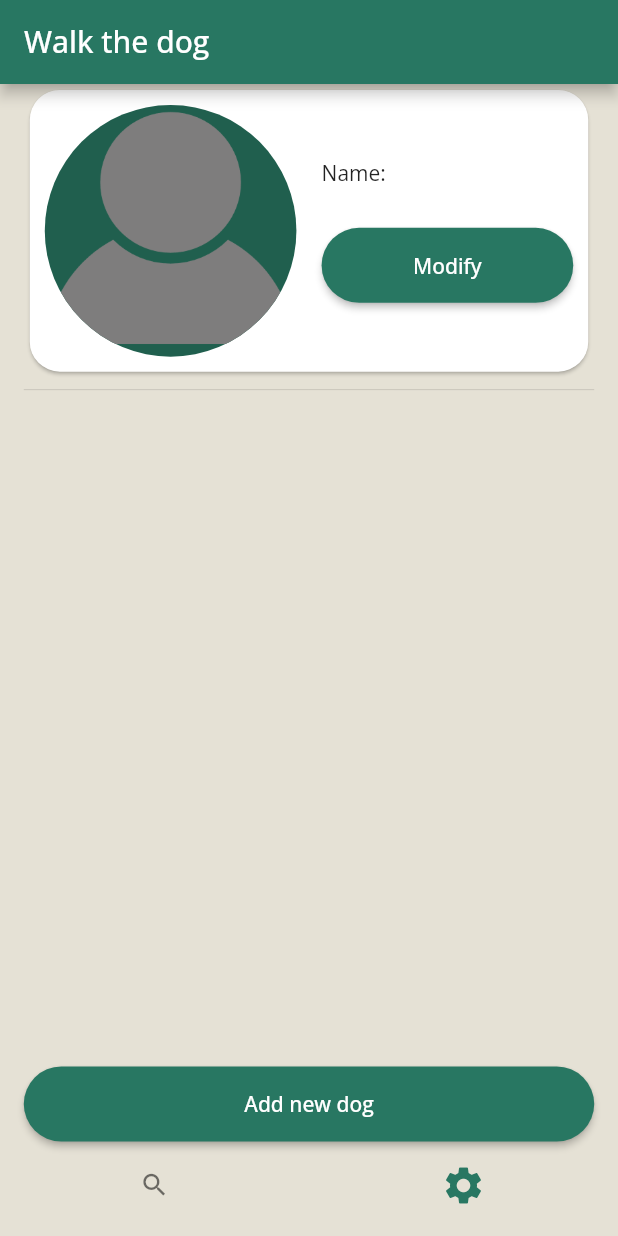
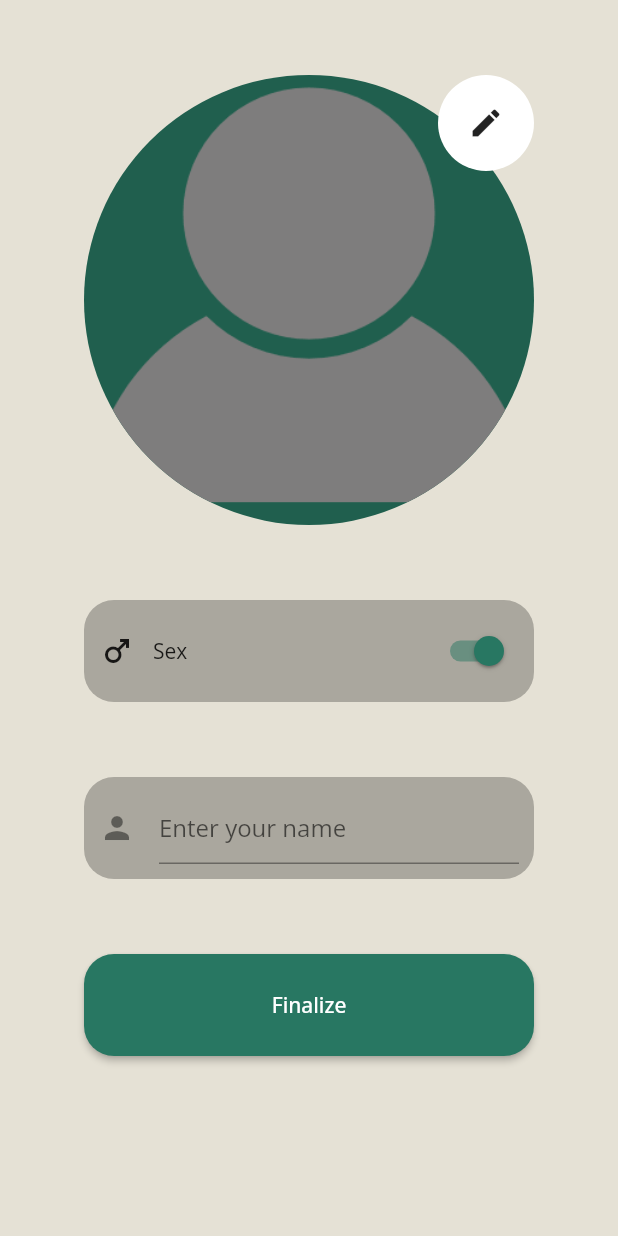
Before and after one commit to Buba98/dima_project, a Flutter app: the screen it shows once a user with an empty profile is signed in, item 2 of the bottom bar chosen, after a tap on "Modify", on a phone screen of 412 x 824 dp. Run offline on Flutter 3.47's test engine with Material 2 defaults, Android fonts, the phone set to English and light mode, and no system bars; our stand-ins replace cloud_firestore, firebase_auth, firebase_core, firebase_storage, flutter_bloc, image_picker; accounts and stored records are empty.

Commit message:
User input update

```diff
--- a/lib/authentication/authentication_screen.dart
+++ b/lib/authentication/authentication_screen.dart
@@ -1,5 +1,5 @@
 import 'package:dima_project/authentication/sign_up/sign_up_screen.dart';
-import 'package:dima_project/custom_widgets/button.dart';
+import 'package:dima_project/input/button.dart';
 import 'package:flutter/material.dart';
 
 import 'sign_in/sign_in_screen.dart';
--- a/lib/authentication/sign_in/sign_in_screen.dart
+++ b/lib/authentication/sign_in/sign_in_screen.dart
@@ -1,9 +1,9 @@
 import 'package:dima_project/authentication/sign_in/sign_in_bloc.dart';
-import 'package:dima_project/custom_widgets/text_input.dart';
+import 'package:dima_project/input/text_input.dart';
 import 'package:flutter/material.dart';
 import 'package:flutter_bloc/flutter_bloc.dart';
 
-import '../../custom_widgets/button.dart';
+import '../../input/button.dart';
 
 class SignInScreen extends StatelessWidget {
   SignInScreen({super.key});
--- a/lib/authentication/sign_up/sign_up_screen.dart
+++ b/lib/authentication/sign_up/sign_up_screen.dart
@@ -1,9 +1,9 @@
 import 'package:dima_project/authentication/sign_up/sign_up_bloc.dart';
-import 'package:dima_project/custom_widgets/text_input.dart';
+import 'package:dima_project/input/text_input.dart';
 import 'package:flutter/material.dart';
 import 'package:flutter_bloc/flutter_bloc.dart';
 
-import '../../custom_widgets/button.dart';
+import '../../input/button.dart';
 
 class SignUpScreen extends StatelessWidget {
   SignUpScreen({super.key});
--- a/lib/home/home_screen.dart
+++ b/lib/home/home_screen.dart
@@ -1,4 +1,4 @@
-import 'package:dima_project/home/initialization/initialization_screen.dart';
+import 'package:dima_project/home/settings/modify_profile_screen.dart';
 import 'package:dima_project/home/search/search_screen.dart';
 import 'package:dima_project/home/settings/setting_screen.dart';
 import 'package:dima_project/loading/loading_screen.dart';
@@ -27,7 +27,7 @@ class _HomeScreenState extends State<HomeScreen> {
         Widget home = const LoadingScreen();
 
         if (state is NotInitializedState) {
-          home = InitializationScreen(
+          home = ModifyProfileScreen(
             internalUser: state.internalUser,
           );
         } else if (state is CompleteState) {
--- a/lib/home/settings/dog_card.dart
+++ b/lib/home/settings/dog_card.dart
@@ -1,6 +1,6 @@
 import 'package:flutter/material.dart';
 
-import '../../custom_widgets/button.dart';
+import '../../input/button.dart';
 
 class DogCard extends StatelessWidget {
   const DogCard({
--- /dev/null
+++ b/lib/home/settings/modify_dog_screen.dart
@@ -0,0 +1,23 @@
+import 'package:flutter/cupertino.dart';
+import 'package:flutter/material.dart';
+
+class ModifyDogScreen extends StatelessWidget {
+  const ModifyDogScreen({super.key});
+
+  @override
+  Widget build(BuildContext context) {
+    return Scaffold(
+      body: ListView(
+        children: [
+          // Spacer(),
+          // TextInput(textEditingController: null,),
+          // Spacer(),
+          // TextInput(textEditingController: textEditingController),
+          // Spacer(),
+          // Button(onPressed: onPressed, text: text),
+          // Spacer(),
+        ],
+      ),
+    );
+  }
+}
--- a/lib/home/initialization/initialization_screen.dart
+++ b/lib/home/settings/modify_profile_screen.dart
@@ -1,16 +1,17 @@
 import 'dart:io';
 
-import 'package:dima_project/custom_widgets/button.dart';
-import 'package:dima_project/custom_widgets/text_input.dart';
 import 'package:dima_project/home/settings/profile_picture.dart';
+import 'package:dima_project/input/button.dart';
+import 'package:dima_project/input/switch_input.dart';
+import 'package:dima_project/input/text_input.dart';
 import 'package:dima_project/model/internal_user.dart';
 import 'package:dima_project/user/user_bloc.dart';
 import 'package:flutter/material.dart';
 import 'package:flutter_bloc/flutter_bloc.dart';
 import 'package:image_picker/image_picker.dart';
 
-class InitializationScreen extends StatefulWidget {
-  const InitializationScreen({
+class ModifyProfileScreen extends StatefulWidget {
+  const ModifyProfileScreen({
     super.key,
     required this.internalUser,
   });
@@ -18,10 +19,10 @@ class InitializationScreen extends StatefulWidget {
   final InternalUser internalUser;
 
   @override
-  State<StatefulWidget> createState() => _InitializationScreenState();
+  State<StatefulWidget> createState() => _ModifyProfileScreenState();
 }
 
-class _InitializationScreenState extends State<InitializationScreen> {
+class _ModifyProfileScreenState extends State<ModifyProfileScreen> {
   final TextEditingController name = TextEditingController();
 
   bool nameError = false;
@@ -76,6 +77,10 @@ class _InitializationScreenState extends State<InitializationScreen> {
               const SizedBox(
                 height: 50,
               ),
+              const SwitchInput(text: 'Sex', leadingIcon: Icons.male),
+              const SizedBox(
+                height: 50,
+              ),
               TextInput(
                 hintText: 'Enter your name',
                 errorText: nameError ? 'Name is required' : null,
--- a/lib/home/settings/setting_screen.dart
+++ b/lib/home/settings/setting_screen.dart
@@ -1,4 +1,4 @@
-import 'package:dima_project/custom_widgets/button.dart';
+import 'package:dima_project/input/button.dart';
 import 'package:dima_project/home/settings/dog_card.dart';
 import 'package:dima_project/home/settings/user_card.dart';
 import 'package:dima_project/model/internal_user.dart';
@@ -21,8 +21,7 @@ class SettingScreen extends StatelessWidget {
         child: Column(
           children: [
             UserCard(
-              name: internalUser.name!,
-              userProfileUrl: internalUser.profilePicture,
+              internalUser: internalUser,
             ),
             const Divider(),
             Expanded(
--- a/lib/home/settings/user_card.dart
+++ b/lib/home/settings/user_card.dart
@@ -1,16 +1,16 @@
+import 'package:dima_project/home/settings/modify_profile_screen.dart';
 import 'package:dima_project/home/settings/profile_picture.dart';
+import 'package:dima_project/model/internal_user.dart';
 import 'package:flutter/material.dart';
 
-import '../../custom_widgets/button.dart';
+import '../../input/button.dart';
 
 class UserCard extends StatelessWidget {
-  final String name;
-  final Future<String> userProfileUrl;
+  final InternalUser internalUser;
 
   const UserCard({
     super.key,
-    required this.name,
-    required this.userProfileUrl,
+    required this.internalUser,
   });
 
   @override
@@ -51,14 +51,23 @@ class UserCard extends StatelessWidget {
                 children: [
                   const Text('Name:'),
                   Text(
-                    name,
+                    internalUser.name!,
                     style: const TextStyle(
                       fontWeight: FontWeight.bold,
                       fontSize: 20,
                       color: Colors.black,
                     ),
                   ),
-                  Button(onPressed: () => null, text: 'Modify'),
+                  Button(
+                    onPressed: () => Navigator.push(
+                      context,
+                      MaterialPageRoute(
+                        builder: (context) =>
+                            ModifyProfileScreen(internalUser: internalUser),
+                      ),
+                    ),
+                    text: 'Modify',
+                  ),
                 ],
               ),
             ),
--- a/lib/custom_widgets/button.dart
+++ b/lib/input/button.dart
@@ -20,8 +20,8 @@ class Button extends StatelessWidget {
       return ElevatedButton(
         style: ElevatedButton.styleFrom(
           shape:
-              RoundedRectangleBorder(borderRadius: BorderRadius.circular(32.0)),
-          minimumSize: Size(width ?? double.infinity, 50),
+              RoundedRectangleBorder(borderRadius: BorderRadius.circular(20.0)),
+          minimumSize: Size(width ?? double.infinity, 68),
         ),
         onPressed: onPressed,
         child: Text(text),
@@ -29,9 +29,9 @@ class Button extends StatelessWidget {
     } else {
       return OutlinedButton(
         style: OutlinedButton.styleFrom(
-          minimumSize: Size(width ?? double.infinity, 50),
+          minimumSize: Size(width ?? double.infinity, 68),
           shape: RoundedRectangleBorder(
-            borderRadius: BorderRadius.circular(32.0),
+            borderRadius: BorderRadius.circular(20.0),
           ),
         ),
         onPressed: onPressed,
--- /dev/null
+++ b/lib/input/switch_input.dart
@@ -0,0 +1,65 @@
+import 'package:flutter/material.dart';
+
+class SwitchInput extends StatefulWidget {
+  const SwitchInput({
+    super.key,
+    this.initialValue = true,
+    this.onChanged,
+    required this.text,
+    required this.leadingIcon,
+  });
+
+  final bool initialValue;
+  final Function(bool)? onChanged;
+  final String text;
+  final IconData? leadingIcon;
+
+  @override
+  State<StatefulWidget> createState() => _SwitchInputState();
+}
+
+class _SwitchInputState extends State<SwitchInput> {
+  late bool value;
+
+  @override
+  void initState() {
+    value = widget.initialValue;
+    super.initState();
+  }
+
+  @override
+  Widget build(BuildContext context) {
+    return GestureDetector(
+      onTap: () => setState(() => value = !value),
+      child: Container(
+        height: 68,
+        decoration: const BoxDecoration(
+          borderRadius: BorderRadius.all(
+            Radius.circular(20),
+          ),
+          color: Colors.black26,
+        ),
+        padding: const EdgeInsets.all(10),
+        child: Row(
+          children: [
+            if (widget.leadingIcon != null)
+              Icon(
+                widget.leadingIcon,
+              ),
+            if (widget.leadingIcon != null)
+              const SizedBox(
+                width: 12,
+              ),
+            Text(
+              widget.text,
+            ),
+            const Spacer(),
+            Switch(
+                value: value,
+                onChanged: (bool newValue) => setState(() => value = newValue)),
+          ],
+        ),
+      ),
+    );
+  }
+}
--- a/lib/custom_widgets/text_input.dart
+++ b/lib/input/text_input.dart
@@ -36,7 +36,16 @@ class TextInput extends StatelessWidget {
 
   @override
   Widget build(BuildContext context) {
-    return TextField(
+    return Container(
+      height: 68,
+      decoration: const BoxDecoration(
+        borderRadius: BorderRadius.all(
+          Radius.circular(20),
+        ),
+        color: Colors.black26,
+      ),
+      padding: const EdgeInsets.all(10),
+      child: TextField(
         controller: textEditingController,
         decoration: InputDecoration(
           errorText: errorText,
@@ -45,6 +54,7 @@ class TextInput extends StatelessWidget {
           icon: icon != null ? Icon(icon) : null,
         ),
         obscureText: obscureText,
+      ),
     );
   }
 }
```
Lines whose indentation alone changed are shown as unchanged.
